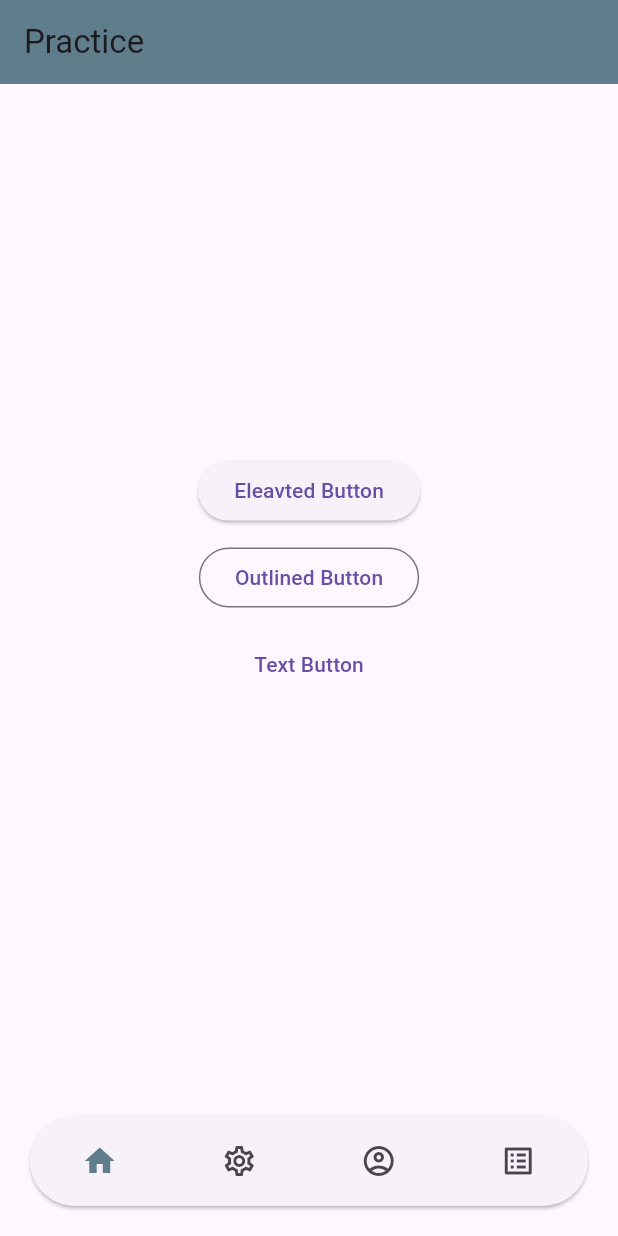
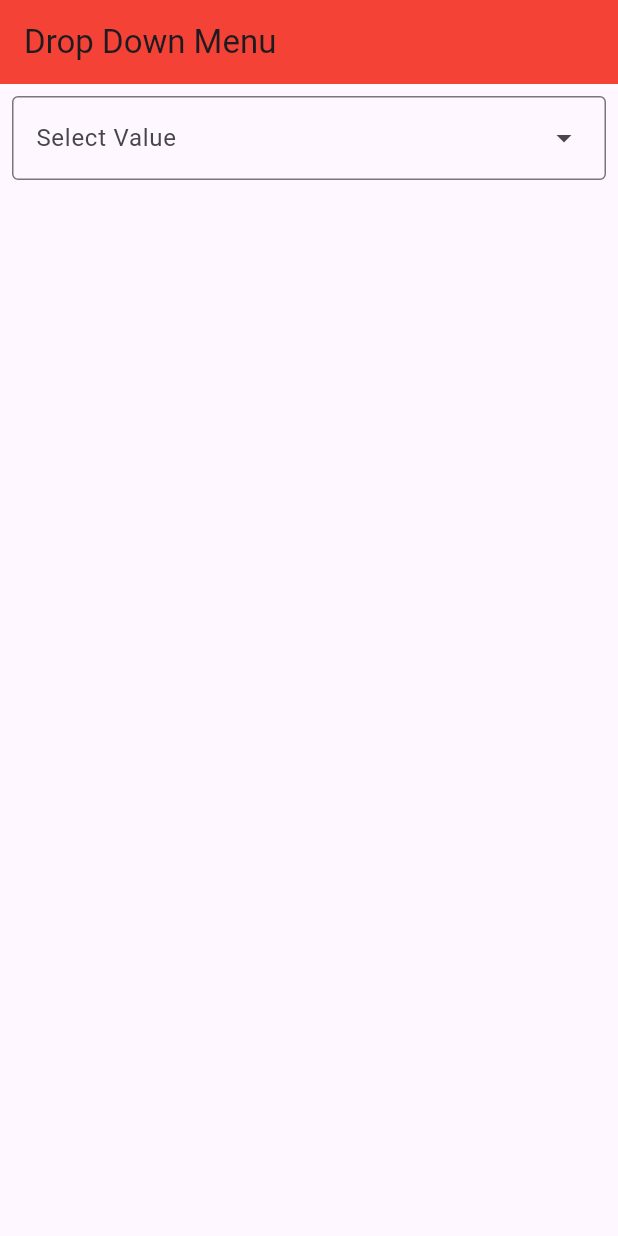
Before and after one commit to rajat-cr/flutter_batch_45days_2026, a Flutter app: the screen it shows after launch, on a phone screen of 412 x 824 dp. Run offline on Flutter 3.47's test engine with Material 3 defaults, Android fonts, the phone set to English and light mode, and no system bars; our stand-ins replace fluttertoast.

Commit message:
check description
Drop Down Menu

```diff
--- /dev/null
+++ b/lib/drop_down.dart
@@ -0,0 +1,45 @@
+import 'package:flutter/material.dart';
+
+class DropDown extends StatefulWidget {
+  const DropDown({super.key});
+
+  @override
+  State<DropDown> createState() => _DropDownState();
+}
+
+class _DropDownState extends State<DropDown> {
+  List<String> drop = ["India", "USA", "Canada", "United Kingdom"];
+
+  String? selectedValue;
+  @override
+  Widget build(BuildContext context) {
+    return Scaffold(
+      appBar: AppBar(
+        title: Text("Drop Down Menu"),
+        backgroundColor: Colors.red,
+      ),
+      body: Column(
+        mainAxisAlignment: MainAxisAlignment.start,
+        crossAxisAlignment: CrossAxisAlignment.center,
+        children: [
+          Padding(
+            padding: const EdgeInsets.all(8.0),
+            child: DropdownMenu<String>(
+              width: double.infinity,
+              label: Text("Select Value"),
+              hintText: "Select Value",
+              initialSelection: selectedValue,
+              onSelected: (value) {
+                selectedValue = value;
+              },
+
+              dropdownMenuEntries: drop.map((item) {
+                return DropdownMenuEntry(value: item, label: item);
+              }).toList(),
+            ),
+          ),
+        ],
+      ),
+    );
+  }
+}
--- a/lib/main.dart
+++ b/lib/main.dart
@@ -3,6 +3,7 @@ import 'package:flutter_batch_45days_2026/bottom_practice.dart';
 import 'package:flutter_batch_45days_2026/column_screen.dart';
 import 'package:flutter_batch_45days_2026/custom_botttom_bar.dart';
 import 'package:flutter_batch_45days_2026/dashboard_screen.dart';
+import 'package:flutter_batch_45days_2026/drop_down.dart';
 import 'package:flutter_batch_45days_2026/homescreen.dart';
 import 'package:flutter_batch_45days_2026/practice.dart';
 import 'package:flutter_batch_45days_2026/row_screen.dart';
@@ -16,9 +17,6 @@ class MainApp extends StatelessWidget {
 
   @override
   Widget build(BuildContext context) {
-    return MaterialApp(
-      debugShowCheckedModeBanner: false,
-      home: BottomPractice(),
-    );
+    return MaterialApp(debugShowCheckedModeBanner: false, home: DropDown());
   }
 }
--- a/pubspec.yaml
+++ b/pubspec.yaml
@@ -10,6 +10,7 @@ dependencies:
   flutter:
     sdk: flutter
   fluttertoast: ^9.0.0
+  sqflite: ^2.4.2
 
 dev_dependencies:
   flutter_test:
```
Also changed, not shown: pubspec.lock, 2 other files.
